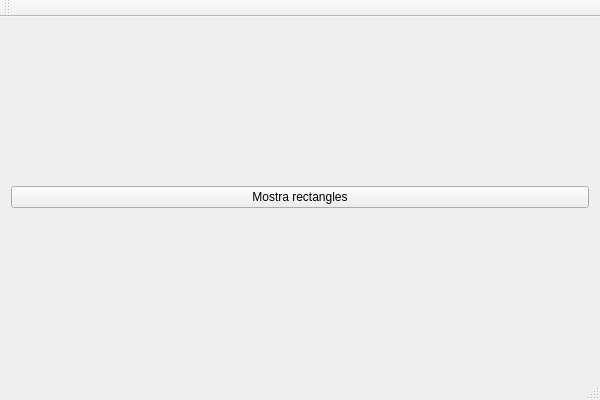
Above: opengl/mainwindow.ui from acamara/videoview before the change. Below: the same form after it.
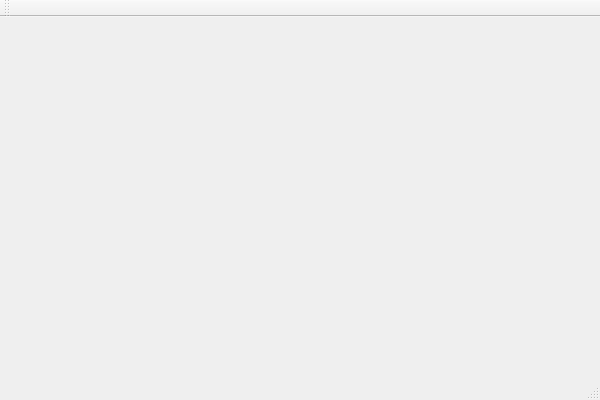
That is the form after the change.

Commit message: Segueixo fent proves amb OpenGL:Canvis en el codi per mostrar 4 imatges enlloc de rectangles en una sola finestra OpenGL

Diff of the .ui file:
```diff
--- a/opengl/mainwindow.ui
+++ b/opengl/mainwindow.ui
@@ -19,11 +19,7 @@
      <layout class="QVBoxLayout" name="verticalLayout"/>
     </item>
     <item row="0" column="0">
-     <widget class="QPushButton" name="boto">
-      <property name="text">
-       <string>Mostra rectangles</string>
-      </property>
-     </widget>
+     <layout class="QVBoxLayout" name="verticalLayout"/>
     </item>
    </layout>
   </widget>
```
Left out of the diff: 13 changed lines with no effect on the pictures. The commit also changes 11 other files.
